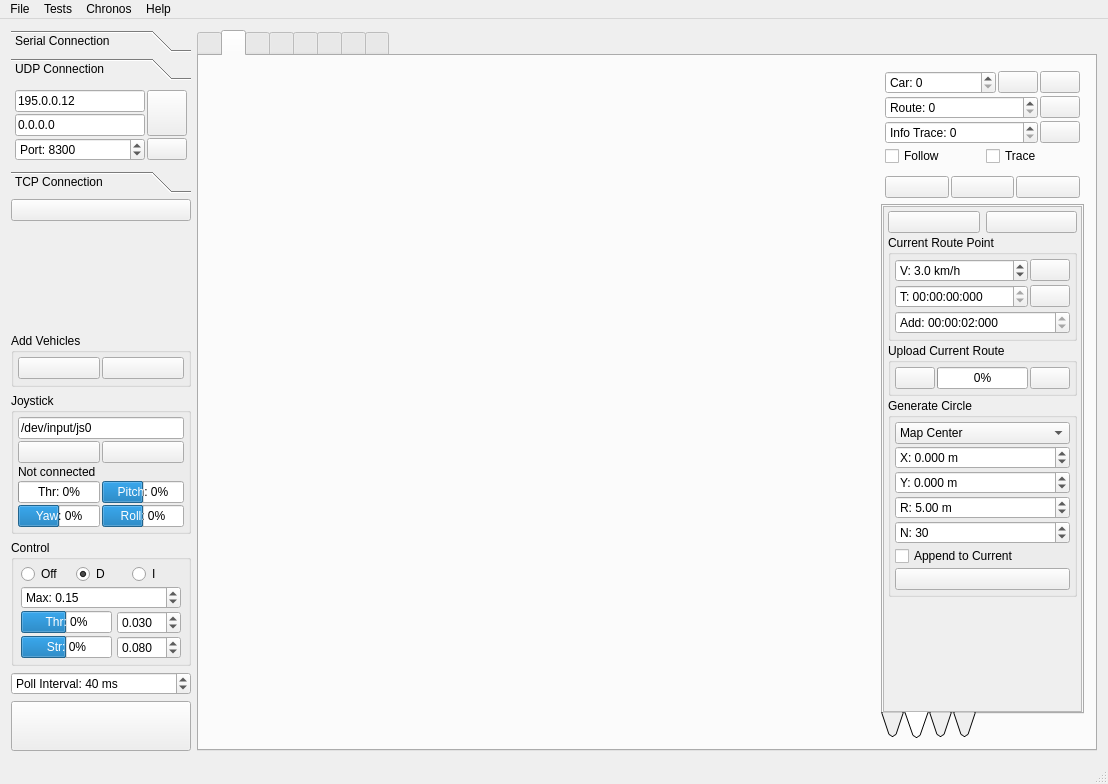
First picture: the form in Linux/RControlStation/mainwindow.ui, repository vedderb/rise_sdvp, before the edit.
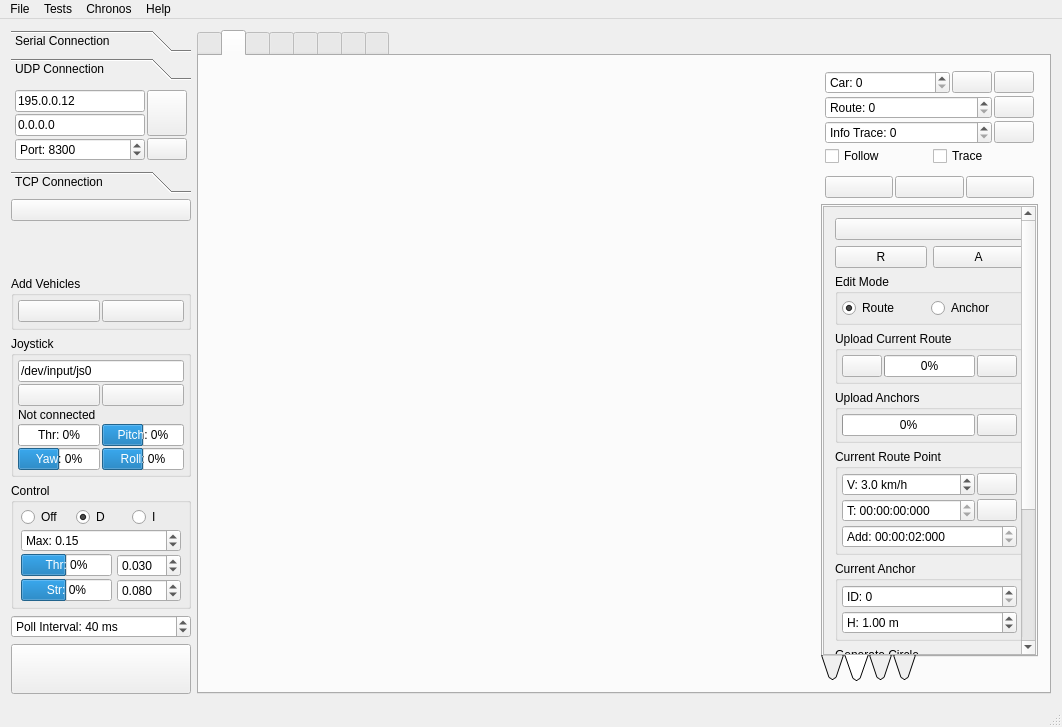
Second picture: the form after the edit. The open tabs and pages were chosen to show the change. Icons and pictures are not drawn. Custom widgets are drawn as their Qt base class.

Diff of the .ui file:
```diff
--- a/Linux/RControlStation/mainwindow.ui
+++ b/Linux/RControlStation/mainwindow.ui
@@ -6,8 +6,8 @@
    <rect>
     <x>0</x>
     <y>0</y>
-    <width>1108</width>
-    <height>784</height>
+    <width>1062</width>
+    <height>727</height>
    </rect>
   </property>
   <property name="windowTitle">
@@ -1244,49 +1244,48 @@
                   <rect>
                    <x>0</x>
                    <y>0</y>
-                   <width>203</width>
-                   <height>441</height>
+                   <width>213</width>
+                   <height>721</height>
                   </rect>
                  </property>
-                 <layout class="QVBoxLayout" name="verticalLayout_17">
-                  <property name="spacing">
-                   <number>2</number>
-                  </property>
-                  <property name="leftMargin">
-                   <number>4</number>
-                  </property>
-                  <property name="topMargin">
-                   <number>4</number>
-                  </property>
-                  <property name="rightMargin">
-                   <number>4</number>
-                  </property>
-                  <property name="bottomMargin">
-                   <number>4</number>
-                  </property>
+                 <layout class="QVBoxLayout" name="verticalLayout_23">
+                  <item>
+                   <widget class="QPushButton" name="mapEditHelpButton">
+                    <property name="toolTip">
+                     <string>Show keyboard shortcuts</string>
+                    </property>
+                    <property name="text">
+                     <string/>
+                    </property>
+                    <property name="icon">
+                     <iconset resource="resources.qrc">
+                      <normaloff>:/models/Icons/Help-96.png</normaloff>:/models/Icons/Help-96.png</iconset>
+                    </property>
+                   </widget>
+                  </item>
                   <item>
                    <layout class="QHBoxLayout" name="horizontalLayout_5">
-                    <item>
-                     <widget class="QPushButton" name="mapEditHelpButton">
-                      <property name="toolTip">
-                       <string>Show keyboard shortcuts</string>
-                      </property>
-                      <property name="text">
-                       <string/>
-                      </property>
-                      <property name="icon">
-                       <iconset resource="resources.qrc">
-                        <normaloff>:/models/Icons/Help-96.png</normaloff>:/models/Icons/Help-96.png</iconset>
-                      </property>
-                     </widget>
-                    </item>
                     <item>
                      <widget class="QPushButton" name="mapRemoveRouteButton">
                       <property name="toolTip">
                        <string>Delete current route</string>
                       </property>
                       <property name="text">
-                       <string/>
+                       <string>R</string>
+                      </property>
+                      <property name="icon">
+                       <iconset resource="resources.qrc">
+                        <normaloff>:/models/Icons/Delete2-96.png</normaloff>:/models/Icons/Delete2-96.png</iconset>
+                      </property>
+                     </widget>
+                    </item>
+                    <item>
+                     <widget class="QPushButton" name="removeAnchorsButton">
+                      <property name="toolTip">
+                       <string>Delete anchors</string>
+                      </property>
+                      <property name="text">
+                       <string>A</string>
                       </property>
                       <property name="icon">
                        <iconset resource="resources.qrc">
@@ -1296,6 +1295,157 @@
                     </item>
                    </layout>
                   </item>
+                  <item>
+                   <widget class="QGroupBox" name="groupBox_8">
+                    <property name="title">
+                     <string>Edit Mode</string>
+                    </property>
+                    <layout class="QHBoxLayout" name="horizontalLayout_15">
+                     <property name="spacing">
+                      <number>2</number>
+                     </property>
+                     <property name="leftMargin">
+                      <number>4</number>
+                     </property>
+                     <property name="topMargin">
+                      <number>4</number>
+                     </property>
+                     <property name="rightMargin">
+                      <number>4</number>
+                     </property>
+                     <property name="bottomMargin">
+                      <number>4</number>
+                     </property>
+                     <item>
+                      <widget class="QRadioButton" name="modeRouteButton">
+                       <property name="text">
+                        <string>Route</string>
+                       </property>
+                       <property name="checked">
+                        <bool>true</bool>
+                       </property>
+                      </widget>
+                     </item>
+                     <item>
+                      <widget class="QRadioButton" name="modeAnchorButton">
+                       <property name="text">
+                        <string>Anchor</string>
+                       </property>
+                      </widget>
+                     </item>
+                    </layout>
+                   </widget>
+                  </item>
+                  <item>
+                   <widget class="QGroupBox" name="groupBox_6">
+                    <property name="title">
+                     <string>Upload Current Route</string>
+                    </property>
+                    <layout class="QHBoxLayout" name="horizontalLayout_9">
+                     <property name="spacing">
+                      <number>2</number>
+                     </property>
+                     <property name="leftMargin">
+                      <number>4</number>
+                     </property>
+                     <property name="topMargin">
+                      <number>4</number>
+                     </property>
+                     <property name="rightMargin">
+                      <number>4</number>
+                     </property>
+                     <property name="bottomMargin">
+                      <number>4</number>
+                     </property>
+                     <item>
+                      <widget class="QPushButton" name="mapGetRouteButton">
+                       <property name="toolTip">
+                        <string>Read route from car</string>
+                       </property>
+                       <property name="text">
+                        <string/>
+                       </property>
+                       <property name="icon">
+                        <iconset resource="resources.qrc">
+                         <normaloff>:/models/Icons/Upload-96.png</normaloff>:/models/Icons/Upload-96.png</iconset>
+                       </property>
+                      </widget>
+                     </item>
+                     <item>
+                      <widget class="QProgressBar" name="mapUploadRouteProgressBar">
+                       <property name="value">
+                        <number>0</number>
+                       </property>
+                      </widget>
+                     </item>
+                     <item>
+                      <widget class="QPushButton" name="mapUploadRouteButton">
+                       <property name="sizePolicy">
+                        <sizepolicy hsizetype="Fixed" vsizetype="Fixed">
+                         <horstretch>0</horstretch>
+                         <verstretch>0</verstretch>
+                        </sizepolicy>
+                       </property>
+                       <property name="toolTip">
+                        <string>Write route to car</string>
+                       </property>
+                       <property name="text">
+                        <string/>
+                       </property>
+                       <property name="icon">
+                        <iconset resource="resources.qrc">
+                         <normaloff>:/models/Icons/Download-96.png</normaloff>:/models/Icons/Download-96.png</iconset>
+                       </property>
+                      </widget>
+                     </item>
+                    </layout>
+                   </widget>
+                  </item>
+                  <item>
+                   <widget class="QGroupBox" name="groupBox_17">
+                    <property name="title">
+                     <string>Upload Anchors</string>
+                    </property>
+                    <layout class="QHBoxLayout" name="horizontalLayout_16">
+                     <property name="spacing">
+                      <number>2</number>
+                     </property>
+                     <property name="leftMargin">
+                      <number>4</number>
+                     </property>
+                     <property name="topMargin">
+                      <number>4</number>
+                     </property>
+                     <property name="rightMargin">
+                      <number>4</number>
+                     </property>
+                     <property name="bottomMargin">
+                      <number>4</number>
+                     </property>
+                     <item>
+                      <widget class="QProgressBar" name="anchorUploadProgressBar">
+                       <property name="value">
+                        <number>0</number>
+                       </property>
+                      </widget>
+                     </item>
+                     <item>
+                      <widget class="QPushButton" name="uploadAnchorButton">
+                       <property name="toolTip">
+                        <string>Write anchors to car</string>
+                       </property>
+                       <property name="text">
+                        <string/>
+                       </property>
+                       <property name="icon">
+                        <iconset resource="resources.qrc">
+                         <normaloff>:/models/Icons/Download-96.png</normaloff>:/models/Icons/Download-96.png</iconset>
+                       </property>
+                      </widget>
+                     </item>
+                    </layout>
+                   </widget>
+                  </item>
                   <item>
                    <widget class="QGroupBox" name="groupBox_9">
                     <property name="title">
@@ -1401,13 +1551,13 @@
                    </widget>
                   </item>
                   <item>
-                   <widget class="QGroupBox" name="groupBox_6">
+                   <widget class="QGroupBox" name="groupBox_18">
                     <property name="title">
-                     <string>Upload Current Route</string>
+                     <string>Current Anchor</string>
                     </property>
-                    <layout class="QHBoxLayout" name="horizontalLayout_9">
+                    <layout class="QVBoxLayout" name="verticalLayout_17">
                      <property name="spacing">
-                      <number>2</number>
+                      <number>3</number>
                      </property>
                      <property name="leftMargin">
                       <number>4</number>
@@ -1422,43 +1572,28 @@
                       <number>4</number>
                      </property>
                      <item>
-                      <widget class="QPushButton" name="mapGetRouteButton">
-                       <property name="toolTip">
-                        <string>Read route from car</string>
+                      <widget class="QSpinBox" name="anchorIdBox">
+                       <property name="prefix">
+                        <string>ID: </string>
                        </property>
-                       <property name="text">
-                        <string/>
-                       </property>
-                       <property name="icon">
-                        <iconset resource="resources.qrc">
-                         <normaloff>:/models/Icons/Upload-96.png</normaloff>:/models/Icons/Upload-96.png</iconset>
+                       <property name="maximum">
+                        <number>65535</number>
                        </property>
                       </widget>
                      </item>
                      <item>
-                      <widget class="QProgressBar" name="mapUploadRouteProgressBar">
+                      <widget class="QDoubleSpinBox" name="anchorHeightBox">
+                       <property name="prefix">
+                        <string>H: </string>
+                       </property>
+                       <property name="suffix">
+                        <string> m</string>
+                       </property>
+                       <property name="maximum">
+                        <double>999.000000000000000</double>
+                       </property>
                        <property name="value">
-                        <number>0</number>
-                       </property>
-                      </widget>
-                     </item>
-                     <item>
-                      <widget class="QPushButton" name="mapUploadRouteButton">
-                       <property name="sizePolicy">
-                        <sizepolicy hsizetype="Fixed" vsizetype="Fixed">
-                         <horstretch>0</horstretch>
-                         <verstretch>0</verstretch>
-                        </sizepolicy>
-                       </property>
-                       <property name="toolTip">
-                        <string>Write route to car</string>
-                       </property>
-                       <property name="text">
-                        <string/>
-                       </property>
-                       <property name="icon">
-                        <iconset resource="resources.qrc">
-                         <normaloff>:/models/Icons/Download-96.png</normaloff>:/models/Icons/Download-96.png</iconset>
+                        <double>1.000000000000000</double>
                        </property>
                       </widget>
                      </item>
@@ -2632,7 +2767,7 @@
     <rect>
      <x>0</x>
      <y>0</y>
-     <width>1108</width>
+     <width>1062</width>
      <height>22</height>
     </rect>
    </property>
```
Left out of the diff: 4 changed lines with no effect on the pictures.
